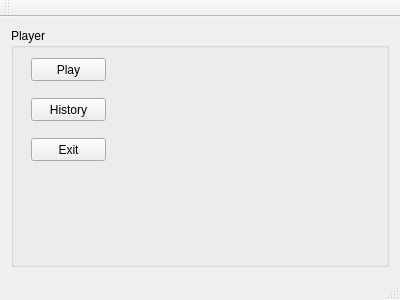
First picture: the form in myapp1/mainwindow.ui, repository sergfx/test, before the edit.
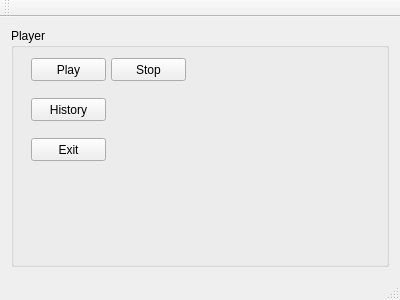
Second picture: the form after the edit.

Commit message: message after press stop

Diff of the .ui file:
```diff
--- a/myapp1/mainwindow.ui
+++ b/myapp1/mainwindow.ui
@@ -59,6 +59,19 @@
         <string>Exit</string>
        </property>
       </widget>
+      <widget class="QPushButton" name="stop">
+       <property name="geometry">
+        <rect>
+         <x>100</x>
+         <y>30</y>
+         <width>75</width>
+         <height>23</height>
+        </rect>
+       </property>
+       <property name="text">
+        <string>Stop</string>
+       </property>
+      </widget>
      </widget>
     </item>
    </layout>
```
The commit also changes 2 other files.
